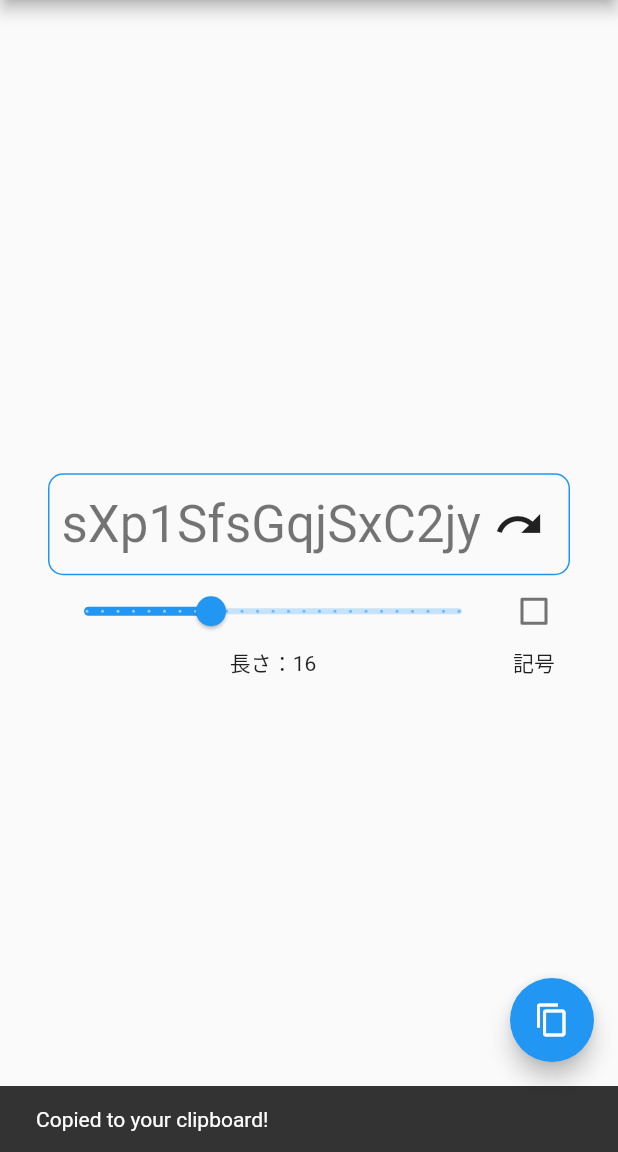
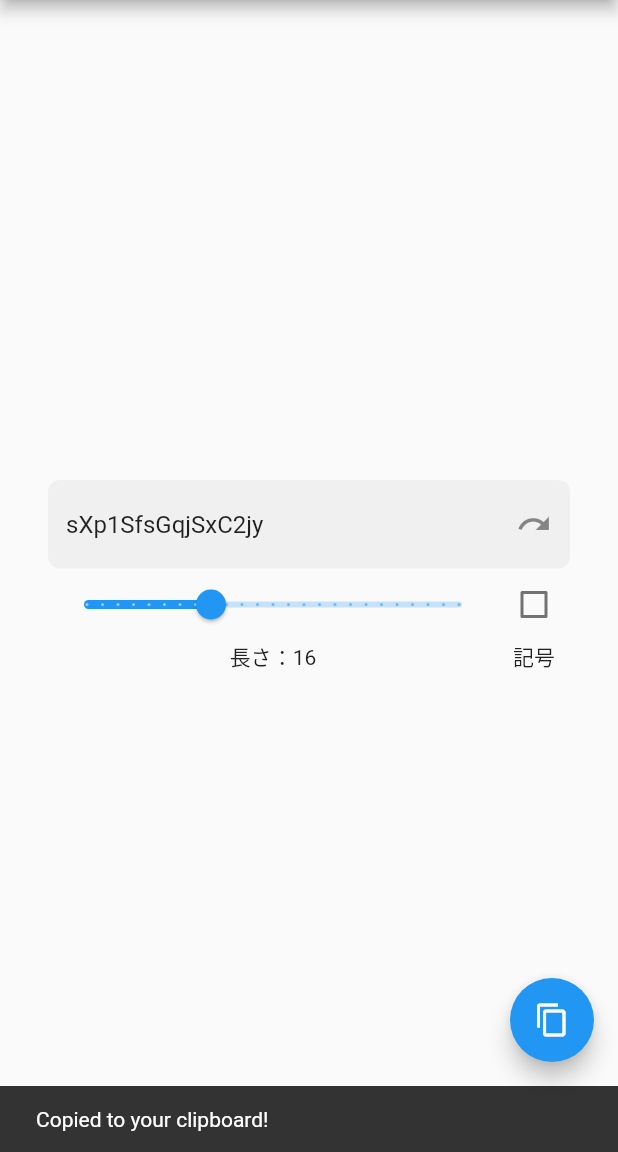
Before and after one commit to hdfln/password-generator, a Flutter app: the screen it shows after launch, after a tap on the "content copy" icon, on a phone screen of 412 x 824 dp, the part 84-1236 px from its top. Run offline on Flutter 3.47's test engine with Material 2 defaults, Android fonts, the phone set to English and light mode, and no system bars.

Commit message:
use textfield

```diff
--- a/lib/main.dart
+++ b/lib/main.dart
@@ -35,11 +35,25 @@ class _MyHomePageState extends State<MyHomePage> {
   int _length = 16;
   bool _withSymbol = false;
   late String _password = generatePassword(_length, _withSymbol);
+  final _controller = TextEditingController();
 
   void _updatePassword() {
     setState(() {
       _password = generatePassword(_length, _withSymbol);
+      _controller.text = _password;
     });
+  }
+
+  @override
+  void initState() {
+    super.initState();
+    _controller.text = _password;
+  }
+
+  @override
+  void dispose() {
+    _controller.dispose();
+    super.dispose();
   }
 
   @override
@@ -56,39 +70,26 @@ class _MyHomePageState extends State<MyHomePage> {
           child: Column(
             mainAxisAlignment: MainAxisAlignment.center,
             children: <Widget>[
-              Row(
-                children: [
-                  Expanded(
-                    child: Container(
-                      padding: const EdgeInsets.all(8),
-                      decoration: BoxDecoration(
-                        border:
-                            Border.all(color: Theme.of(context).primaryColor),
-                        borderRadius: BorderRadius.circular(10),
+              TextFormField(
+                controller: _controller,
+                readOnly: true,
+                maxLines: null,
+                decoration: InputDecoration(
+                  filled: true,
+                  border: OutlineInputBorder(
+                    borderRadius: BorderRadius.circular(8),
+                    borderSide: BorderSide.none,
                   ),
-                      child: Stack(
-                        alignment: Alignment.centerRight,
-                        children: [
-                          Align(
-                              alignment: Alignment.centerLeft,
-                              child: SingleChildScrollView(
-                                scrollDirection: Axis.horizontal,
-                                child: Text(
-                                  _password,
-                                  style: Theme.of(context).textTheme.headline4,
-                                ),
-                              )),
-                          IconButton(
+                  suffixIcon: IconButton(
                     icon: const Icon(Icons.redo),
-                            onPressed: () => _updatePassword(),
-                            iconSize:
-                                Theme.of(context).textTheme.headline4?.fontSize,
-                          ),
-                        ],
+                    splashRadius: 16,
+                    onPressed: () {
+                      setState(() {
+                        _updatePassword();
+                      });
+                    },
                   ),
                 ),
-                  ),
-                ],
               ),
               Row(
                 mainAxisAlignment: MainAxisAlignment.center,
@@ -103,12 +104,10 @@ class _MyHomePageState extends State<MyHomePage> {
                           divisions: 24,
                           label: _length.toString(),
                           onChanged: (double value) {
-                            setState(
-                              () {
+                            setState(() {
                               _length = value.round().toInt();
                               _updatePassword();
-                              },
-                            );
+                            });
                           },
                         ),
                         Text('長さ：$_length'),
@@ -120,12 +119,10 @@ class _MyHomePageState extends State<MyHomePage> {
                       Checkbox(
                         activeColor: Colors.blue,
                         onChanged: (bool? value) {
-                          setState(
-                            () {
+                          setState(() {
                             _withSymbol = value!;
                             _updatePassword();
-                            },
-                          );
+                          });
                         },
                         value: _withSymbol,
                       ),
```
Lines whose indentation alone changed are shown as unchanged.
